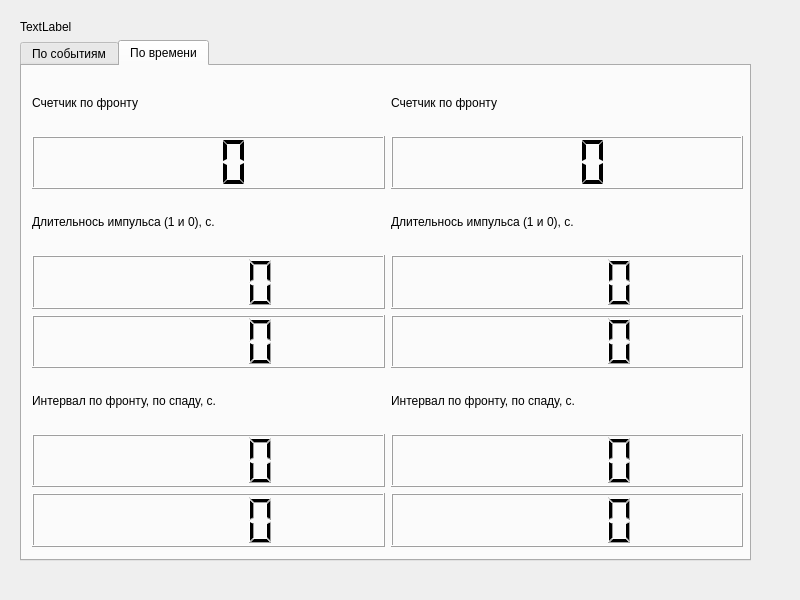
Qt form qt/mainwindow.ui (BardinPetr/wilab-datalogger) before a commit.
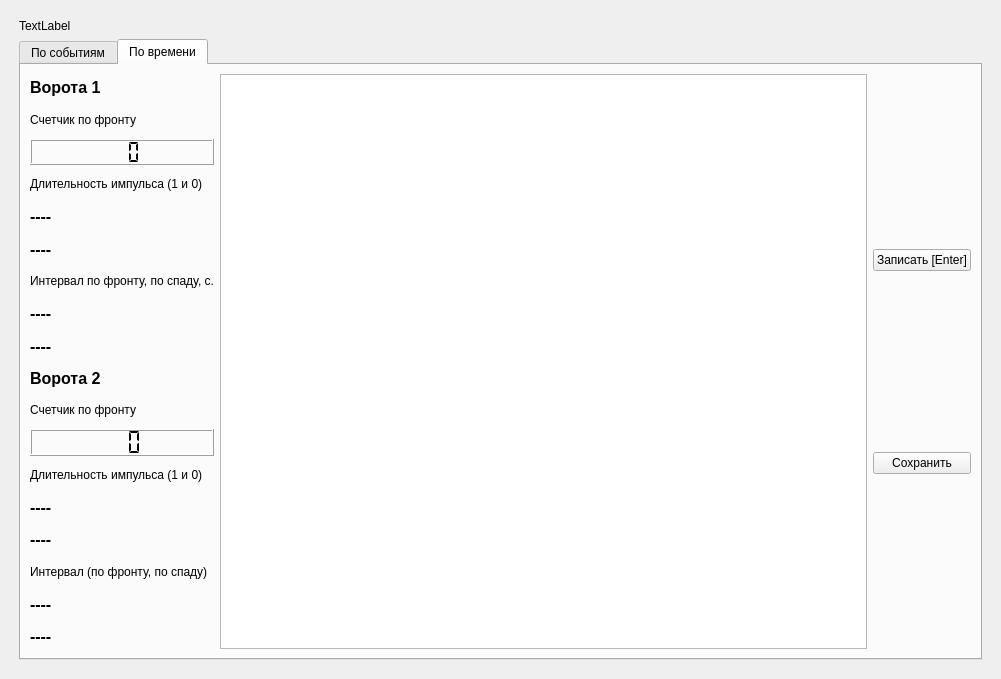
The same form after that commit. The open tabs and pages were chosen to show the change.

```diff
--- a/qt/mainwindow.ui
+++ b/qt/mainwindow.ui
@@ -6,23 +6,16 @@
    <rect>
     <x>0</x>
     <y>0</y>
-    <width>800</width>
-    <height>600</height>
+    <width>1001</width>
+    <height>679</height>
    </rect>
   </property>
   <property name="windowTitle">
    <string>WiLAB ITMO</string>
   </property>
   <widget class="QWidget" name="centralwidget">
-   <widget class="QWidget" name="verticalLayoutWidget">
-    <property name="geometry">
-     <rect>
-      <x>10</x>
-      <y>10</y>
-      <width>751</width>
-      <height>561</height>
-     </rect>
-    </property>
+   <layout class="QGridLayout" name="gridLayout_2">
+    <item row="0" column="0">
     <layout class="QVBoxLayout" name="verticalLayout">
      <property name="leftMargin">
       <number>10</number>
@@ -121,18 +114,26 @@
         <attribute name="title">
          <string>По времени</string>
         </attribute>
-        <widget class="QWidget" name="horizontalLayoutWidget">
-         <property name="geometry">
-          <rect>
-           <x>10</x>
-           <y>10</y>
-           <width>711</width>
-           <height>471</height>
-          </rect>
-         </property>
+         <layout class="QGridLayout" name="gridLayout_4">
+          <item row="0" column="0">
          <layout class="QHBoxLayout" name="layout_intervals">
           <item>
+             <layout class="QVBoxLayout" name="verticalLayout_3">
+              <item>
            <layout class="QVBoxLayout" name="verticalLayout_2">
+                <item>
+                 <widget class="QLabel" name="label_v0">
+                  <property name="font">
+                   <font>
+                    <pointsize>12</pointsize>
+                    <bold>true</bold>
+                   </font>
+                  </property>
+                  <property name="text">
+                   <string>Ворота 1</string>
+                  </property>
+                 </widget>
+                </item>
             <item>
              <widget class="QLabel" name="label">
               <property name="text">
@@ -153,21 +154,33 @@
             <item>
              <widget class="QLabel" name="label_2">
               <property name="text">
-               <string>Длительнось импульса (1 и 0), c.</string>
+                   <string>Длительность импульса (1 и 0)</string>
               </property>
              </widget>
             </item>
             <item>
-             <widget class="QLCDNumber" name="value_0_time_up">
-              <property name="digitCount">
-               <number>5</number>
-              </property>
+                 <widget class="QLabel" name="value_0_time_up">
+                  <property name="font">
+                   <font>
+                    <pointsize>12</pointsize>
+                    <bold>true</bold>
+                   </font>
+                  </property>
+                  <property name="text">
+                   <string>----</string>
+                  </property>
              </widget>
             </item>
             <item>
-             <widget class="QLCDNumber" name="value_0_time_down">
-              <property name="digitCount">
-               <number>5</number>
+                 <widget class="QLabel" name="value_0_time_down">
+                  <property name="font">
+                   <font>
+                    <pointsize>12</pointsize>
+                    <bold>true</bold>
+                   </font>
+                  </property>
+                  <property name="text">
+                   <string>----</string>
               </property>
              </widget>
             </item>
@@ -179,25 +192,50 @@
              </widget>
             </item>
             <item>
-             <widget class="QLCDNumber" name="value_0_interval_up_front">
-              <property name="digitCount">
-               <number>5</number>
+                 <widget class="QLabel" name="value_0_interval_up_front">
+                  <property name="font">
+                   <font>
+                    <pointsize>12</pointsize>
+                    <bold>true</bold>
+                   </font>
+                  </property>
+                  <property name="text">
+                   <string>----</string>
               </property>
              </widget>
             </item>
             <item>
-             <widget class="QLCDNumber" name="value_0_interval_down_front">
-              <property name="digitCount">
-               <number>5</number>
+                 <widget class="QLabel" name="value_0_interval_down_front">
+                  <property name="font">
+                   <font>
+                    <pointsize>12</pointsize>
+                    <bold>true</bold>
+                   </font>
+                  </property>
+                  <property name="text">
+                   <string>----</string>
               </property>
              </widget>
             </item>
            </layout>
           </item>
           <item>
-           <layout class="QVBoxLayout" name="verticalLayout_3">
+               <layout class="QVBoxLayout" name="verticalLayout_4">
             <item>
-             <widget class="QLabel" name="label11">
+                 <widget class="QLabel" name="label_v1">
+                  <property name="font">
+                   <font>
+                    <pointsize>12</pointsize>
+                    <bold>true</bold>
+                   </font>
+                  </property>
+                  <property name="text">
+                   <string>Ворота 2</string>
+                  </property>
+                 </widget>
+                </item>
+                <item>
+                 <widget class="QLabel" name="label">
               <property name="text">
                <string>Счетчик по фронту</string>
               </property>
@@ -214,56 +252,118 @@
              </widget>
             </item>
             <item>
-             <widget class="QLabel" name="label_211">
+                 <widget class="QLabel" name="label_2">
               <property name="text">
-               <string>Длительнось импульса (1 и 0), c.</string>
+                   <string>Длительность импульса (1 и 0)</string>
               </property>
              </widget>
             </item>
             <item>
-             <widget class="QLCDNumber" name="value_1_time_up">
-              <property name="digitCount">
-               <number>5</number>
-              </property>
+                 <widget class="QLabel" name="value_1_time_up">
+                  <property name="font">
+                   <font>
+                    <pointsize>12</pointsize>
+                    <bold>true</bold>
+                   </font>
+                  </property>
+                  <property name="text">
+                   <string>----</string>
+                  </property>
              </widget>
             </item>
             <item>
-             <widget class="QLCDNumber" name="value_1_time_down">
-              <property name="digitCount">
-               <number>5</number>
-              </property>
+                 <widget class="QLabel" name="value_1_time_down">
+                  <property name="font">
+                   <font>
+                    <pointsize>12</pointsize>
+                    <bold>true</bold>
+                   </font>
+                  </property>
+                  <property name="text">
+                   <string>----</string>
+                  </property>
              </widget>
             </item>
             <item>
-             <widget class="QLabel" name="label_411">
+                 <widget class="QLabel" name="label_4">
               <property name="text">
-               <string>Интервал по фронту, по спаду, с.</string>
+                   <string>Интервал (по фронту, по спаду)</string>
               </property>
              </widget>
             </item>
             <item>
-             <widget class="QLCDNumber" name="value_1_interval_up_front">
-              <property name="digitCount">
-               <number>5</number>
-              </property>
+                 <widget class="QLabel" name="value_1_interval_up_front">
+                  <property name="font">
+                   <font>
+                    <pointsize>12</pointsize>
+                    <bold>true</bold>
+                   </font>
+                  </property>
+                  <property name="text">
+                   <string>----</string>
+                  </property>
              </widget>
             </item>
             <item>
-             <widget class="QLCDNumber" name="value_1_interval_down_front">
-              <property name="digitCount">
-               <number>5</number>
-              </property>
+                 <widget class="QLabel" name="value_1_interval_down_front">
+                  <property name="font">
+                   <font>
+                    <pointsize>12</pointsize>
+                    <bold>true</bold>
+                   </font>
+                  </property>
+                  <property name="text">
+                   <string>----</string>
+                  </property>
              </widget>
             </item>
            </layout>
           </item>
          </layout>
-        </widget>
-       </widget>
+            </item>
+            <item>
+             <widget class="QTableView" name="table_cnts">
+              <property name="autoScroll">
+               <bool>true</bool>
+              </property>
+             </widget>
+            </item>
+            <item>
+             <layout class="QVBoxLayout" name="verticalLayout_7">
+              <item>
+               <widget class="QPushButton" name="button_add">
+                <property name="sizePolicy">
+                 <sizepolicy hsizetype="Minimum" vsizetype="Fixed">
+                  <horstretch>0</horstretch>
+                  <verstretch>0</verstretch>
+                 </sizepolicy>
+                </property>
+                <property name="text">
+                 <string>Записать [Enter]</string>
+                </property>
+                <property name="shortcut">
+                 <string>Return</string>
+                </property>
+               </widget>
+              </item>
+              <item>
+               <widget class="QPushButton" name="button_save_t">
+                <property name="text">
+                 <string>Сохранить</string>
+                </property>
       </widget>
      </item>
     </layout>
-   </widget>
+            </item>
+           </layout>
+          </item>
+         </layout>
+        </widget>
+       </widget>
+      </item>
+     </layout>
+    </item>
+   </layout>
   </widget>
  </widget>
  <resources/>
```
Left out of the diff: 56 changed lines with no effect on the pictures. Lines whose indentation alone changed are shown as unchanged.
